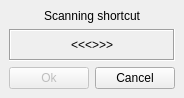
qmc2/qmc2-mame-fe, file keyseqscan.ui: the form before one commit.
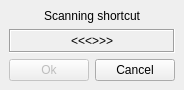
The form after the commit.

What changed in the file:
```diff
--- a/keyseqscan.ui
+++ b/keyseqscan.ui
@@ -1,13 +1,13 @@
 <ui version="4.0" >
  <author>R. Reucher</author>
  <class>KeySequenceScanner</class>
- <widget class="QDialog" name="KeySequenceScanner" >
-  <property name="geometry" >
+ <widget class="QDialog" name="KeySequenceScanner">
+  <property name="geometry">
    <rect>
     <x>0</x>
     <y>0</y>
     <width>178</width>
-    <height>98</height>
+    <height>90</height>
    </rect>
   </property>
   <property name="windowTitle" >
@@ -77,7 +77,7 @@
    </item>
   </layout>
  </widget>
- <layoutdefault spacing="6" margin="9" />
+ <layoutdefault spacing="6" margin="9"/>
  <tabstops>
   <tabstop>pushButtonOk</tabstop>
   <tabstop>pushButtonCancel</tabstop>
```
Left out of the diff: 66 changed lines with no effect on the pictures.
